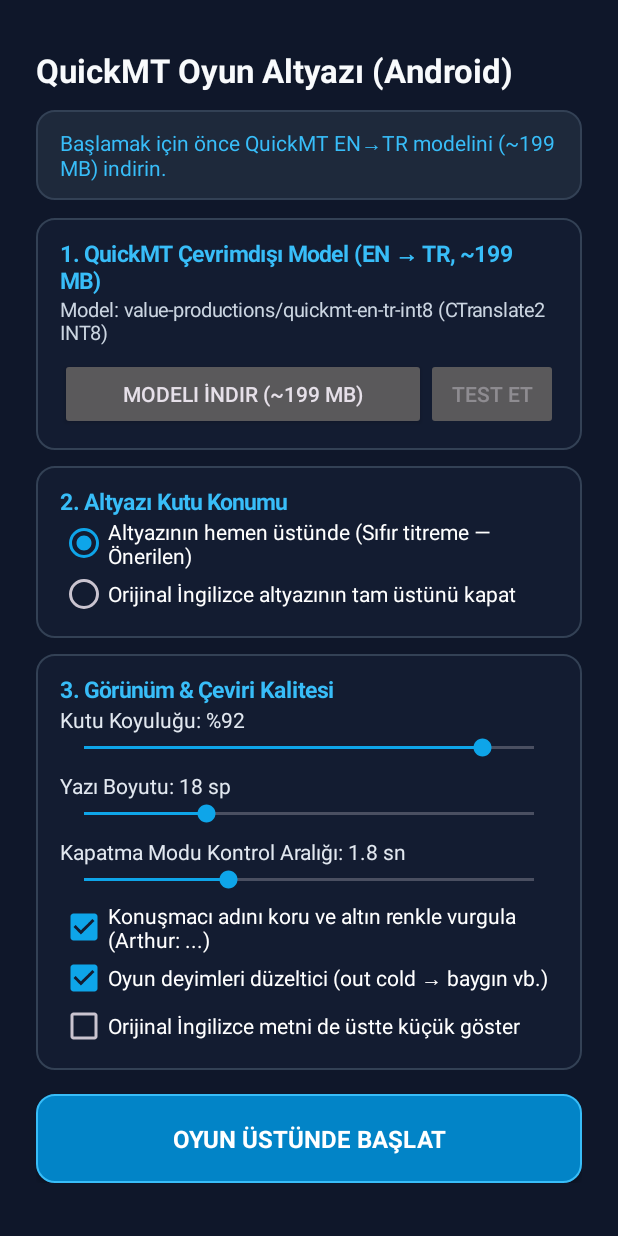
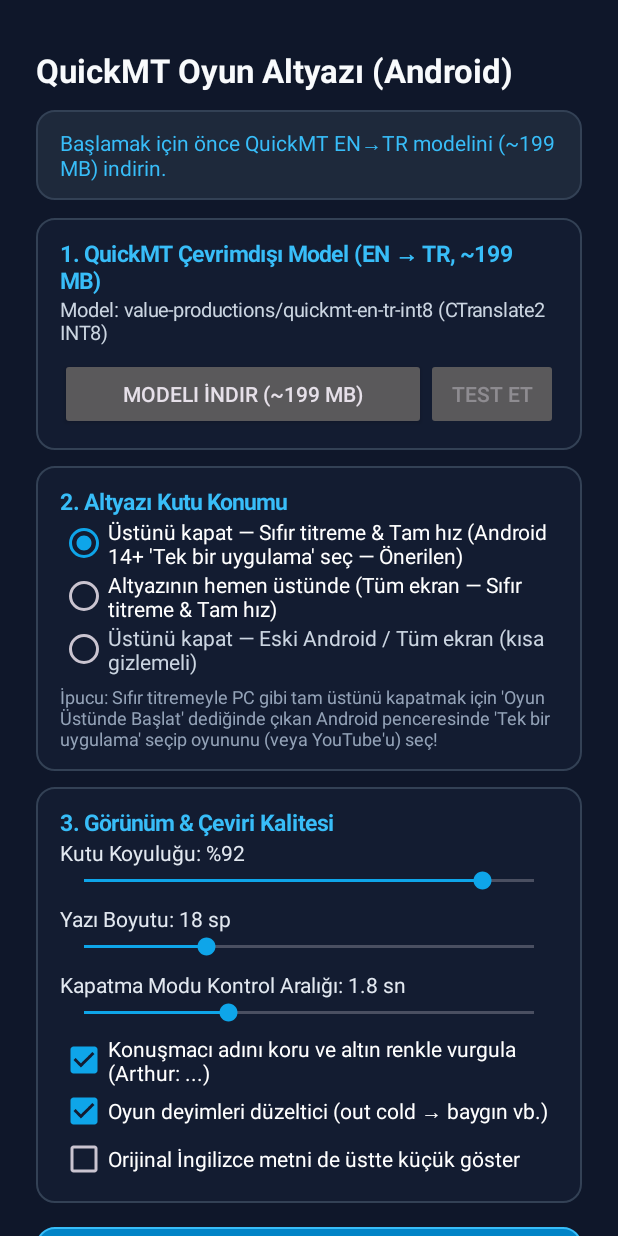
Before and after one commit to Nebula0369/quickmt-android, an Android app: the screen it shows after launch (MainActivity), on a phone screen of 412 x 824 dp. Run offline under Robolectric (Android 15) with nearby library versions, the phone set to English and light mode, and no system bars; libraries missing offline, so code that uses them is left out: com.google.mlkit.vision.

Commit message:
Add zero-flicker full-speed Android 14+ Single-App cover mode and fixed signing keystore

```diff
--- a/app/src/main/java/com/quickmt/gamesubtitles/AppPrefs.kt
+++ b/app/src/main/java/com/quickmt/gamesubtitles/AppPrefs.kt
@@ -4,8 +4,9 @@ import android.content.Context
 import android.content.SharedPreferences
 
 enum class OverlayMode {
-    ABOVE, // Sits cleanly right above the English subtitle (zero flicker!)
-    COVER  // Covers directly on top of the English subtitle
+    COVER_DIRECT, // Covers English subtitle directly at full 250ms speed & ZERO flicker (Android 14+ Single App capture!)
+    ABOVE,        // Sits cleanly right above English subtitle at full 250ms speed & ZERO flicker (works on all Androids)
+    COVER_HIDE    // Legacy fallback: briefly hides 1 frame when capturing Entire Screen on Android <=13
 }
 
 class AppPrefs(context: Context) {
@@ -31,9 +32,10 @@ class AppPrefs(context: Context) {
 
     var overlayMode: OverlayMode
         get() = try {
-            OverlayMode.valueOf(prefs.getString("overlay_mode", OverlayMode.ABOVE.name)!!)
+            val saved = prefs.getString("overlay_mode", OverlayMode.COVER_DIRECT.name)!!
+            if (saved == "COVER") OverlayMode.COVER_DIRECT else OverlayMode.valueOf(saved)
         } catch (_: Exception) {
-            OverlayMode.ABOVE
+            OverlayMode.COVER_DIRECT
         }
         set(v) = prefs.edit().putString("overlay_mode", v.name).apply()
 
--- a/app/src/main/java/com/quickmt/gamesubtitles/MainActivity.kt
+++ b/app/src/main/java/com/quickmt/gamesubtitles/MainActivity.kt
@@ -8,6 +8,7 @@ import android.content.pm.PackageManager
 import android.graphics.Color
 import android.graphics.Typeface
 import android.graphics.drawable.GradientDrawable
+import android.media.projection.MediaProjectionConfig
 import android.media.projection.MediaProjectionManager
 import android.net.Uri
 import android.os.Build
@@ -155,24 +156,41 @@ class MainActivity : AppCompatActivity() {
         // 2. Overlay Position Mode Card
         val modeCard = makeCard("2. Altyazı Kutu Konumu")
         val radioGroup = RadioGroup(this)
+        val rbCoverDirect = RadioButton(this).apply {
+            id = View.generateViewId()
+            text = "Üstünü kapat — Sıfır titreme & Tam hız (Android 14+ 'Tek bir uygulama' seç — Önerilen)"
+            setTextColor(Color.WHITE)
+            isChecked = prefs.overlayMode == OverlayMode.COVER_DIRECT
+        }
         val rbAbove = RadioButton(this).apply {
             id = View.generateViewId()
-            text = "Altyazının hemen üstünde (Sıfır titreme — Önerilen)"
+            text = "Altyazının hemen üstünde (Tüm ekran — Sıfır titreme & Tam hız)"
             setTextColor(Color.WHITE)
             isChecked = prefs.overlayMode == OverlayMode.ABOVE
         }
-        val rbCover = RadioButton(this).apply {
+        val rbCoverHide = RadioButton(this).apply {
             id = View.generateViewId()
-            text = "Orijinal İngilizce altyazının tam üstünü kapat"
-            setTextColor(Color.WHITE)
-            isChecked = prefs.overlayMode == OverlayMode.COVER
+            text = "Üstünü kapat — Eski Android / Tüm ekran (kısa gizlemeli)"
+            setTextColor(Color.parseColor("#CBD5E1"))
+            isChecked = prefs.overlayMode == OverlayMode.COVER_HIDE
         }
+        radioGroup.addView(rbCoverDirect)
         radioGroup.addView(rbAbove)
-        radioGroup.addView(rbCover)
+        radioGroup.addView(rbCoverHide)
         radioGroup.setOnCheckedChangeListener { _, checkedId ->
-            prefs.overlayMode = if (checkedId == rbCover.id) OverlayMode.COVER else OverlayMode.ABOVE
+            prefs.overlayMode = when (checkedId) {
+                rbAbove.id -> OverlayMode.ABOVE
+                rbCoverHide.id -> OverlayMode.COVER_HIDE
+                else -> OverlayMode.COVER_DIRECT
+            }
         }
         modeCard.addView(radioGroup)
+        modeCard.addView(TextView(this).apply {
+            text = "İpucu: Sıfır titremeyle PC gibi tam üstünü kapatmak için 'Oyun Üstünde Başlat' dediğinde " +
+                "çıkan Android penceresinde 'Tek bir uygulama' seçip oyununu (veya YouTube'u) seç!"
+            textSize = 12f
+            setTextColor(Color.parseColor("#94A3B8"))
+        }, marginParams(top = 8))
         root.addView(modeCard, marginParams(top = 16))
 
         // 3. Appearance & Quality Card
@@ -429,7 +447,12 @@ class MainActivity : AppCompatActivity() {
 
     private fun requestScreenCapture() {
         val mpm = getSystemService(Context.MEDIA_PROJECTION_SERVICE) as MediaProjectionManager
-        projectionLauncher.launch(mpm.createScreenCaptureIntent())
+        val intent = if (Build.VERSION.SDK_INT >= Build.VERSION_CODES.UPSIDE_DOWN_CAKE) {
+            mpm.createScreenCaptureIntent(MediaProjectionConfig.createConfigForUserChoice())
+        } else {
+            mpm.createScreenCaptureIntent()
+        }
+        projectionLauncher.launch(intent)
     }
 
     private fun updateStartButtonState(running: Boolean) {
```
Also changed, not shown: app/build.gradle.kts (+14 -2 lines), app/src/main/java/com/quickmt/gamesubtitles/OverlayService.kt (+10 -8 lines), 1 other file.
